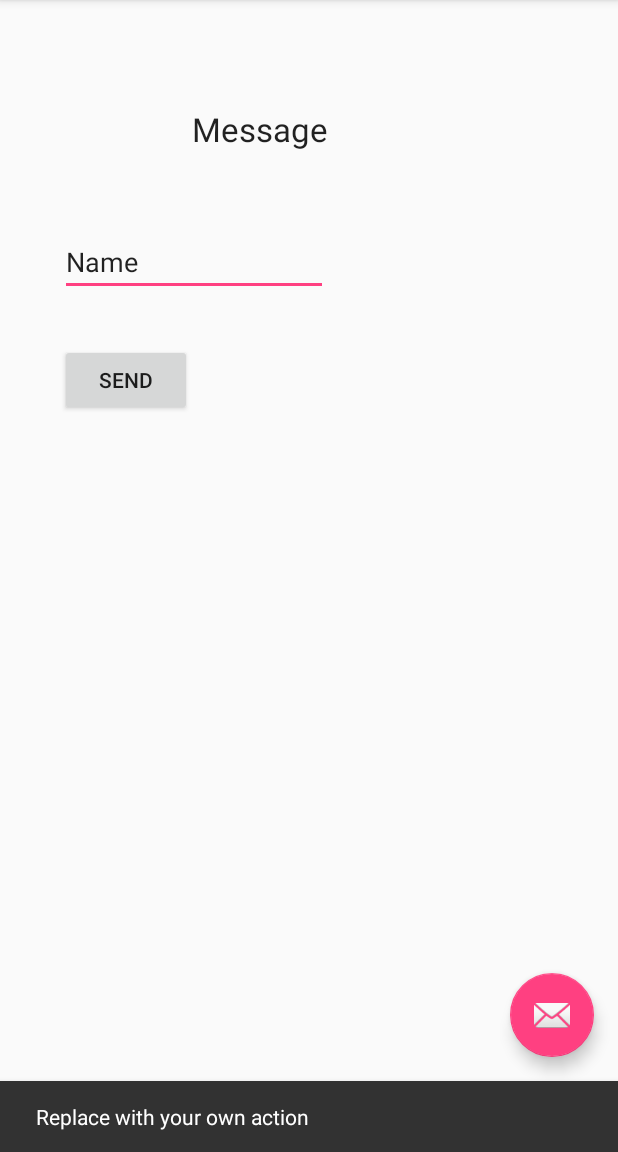
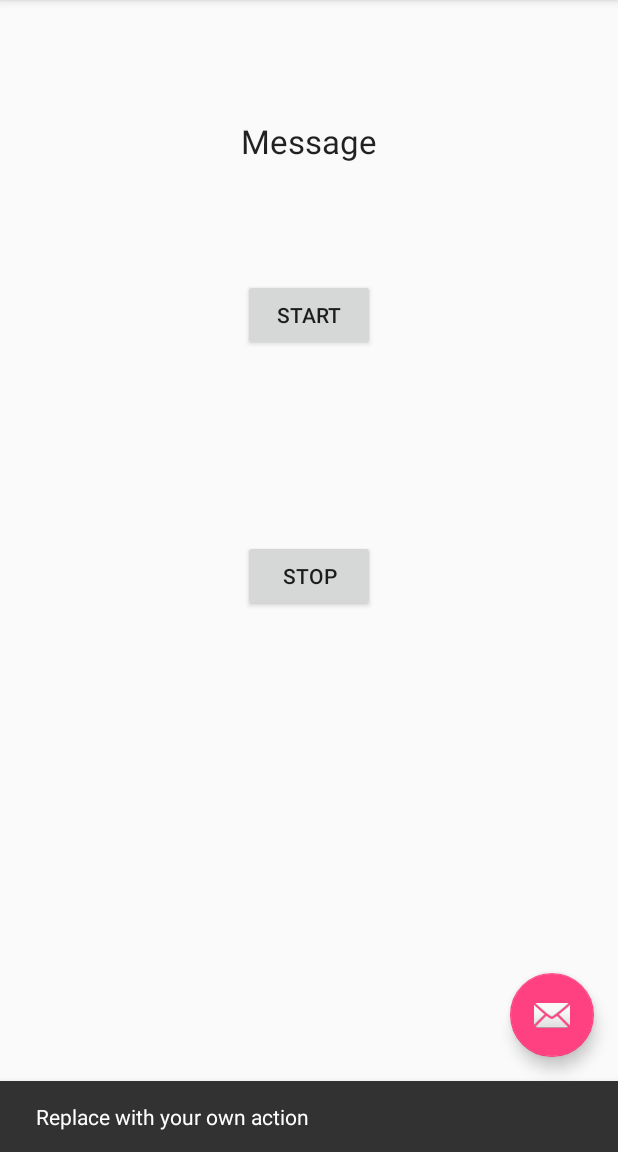
Before and after one commit to zzljosh/User2, an Android app: the screen it shows after launch (MainActivity), after a tap on an icon or button, on a phone screen of 412 x 824 dp, the part 84-1236 px from its top. Run offline under Robolectric (Android 15) with nearby library versions, the phone set to English and light mode, and no system bars; libraries missing offline, so code that uses them is left out: com.firebase.client; 3 statements that could not run were skipped.

Commit message:
Exercise finished

```diff
--- a/app/src/main/AndroidManifest.xml
+++ b/app/src/main/AndroidManifest.xml
@@ -21,6 +21,11 @@
                 <category android:name="android.intent.category.LAUNCHER" />
             </intent-filter>
         </activity>
+
+        <service
+            android:name=".DemoService"
+            android:enabled="true"
+            android:exported="true"></service>
     </application>
 
 </manifest>
--- a/app/src/main/java/com/example/zhz256/user2/MainActivity.java
+++ b/app/src/main/java/com/example/zhz256/user2/MainActivity.java
@@ -1,5 +1,6 @@
 package com.example.zhz256.user2;
 
+import android.content.Intent;
 import android.os.Bundle;
 import android.support.design.widget.FloatingActionButton;
 import android.support.design.widget.Snackbar;
@@ -19,9 +20,9 @@ import com.firebase.client.FirebaseError;
 import com.firebase.client.ValueEventListener;
 
 public class MainActivity extends AppCompatActivity {
-    Firebase mref;
+    Firebase mref1;
     TextView textView;
-    Button b1;
+
 
     @Override
     protected void onCreate(Bundle savedInstanceState) {
@@ -38,16 +39,30 @@ public class MainActivity extends AppCompatActivity {
                         .setAction("Action", null).show();
             }
         });
+
+        Intent intent = new Intent(MainActivity.this, DemoService.class);
+        startService(intent);
     }
 
+    /*
+    public void starter(View view){
+        Intent intent = new Intent(MainActivity.this, DemoService.class);
+        startService(intent);
+    }*/
+
+    public void stopper(View view){
+        Intent intent = new Intent(MainActivity.this, DemoService.class);
+        stopService(intent);
+    }
+
+
+
     protected void onStart(){
-
         super.onStart();
         textView = (TextView)findViewById(R.id.textView2);
-        b1 = (Button)findViewById(R.id.sunny_but);
 
-        mref = new Firebase("https://zhili-110.firebaseio.com/second");
-        mref.addValueEventListener(new ValueEventListener() {
+        mref1 = new Firebase("https://zhili-110.firebaseio.com/second");
+        mref1.addValueEventListener(new ValueEventListener() {
             @Override
             public void onDataChange(DataSnapshot dataSnapshot) {
                 String data = dataSnapshot.getValue(String.class);
@@ -57,20 +72,8 @@ public class MainActivity extends AppCompatActivity {
 
             @Override
             public void onCancelled(FirebaseError firebaseError) {
-
             }
         });
-        b1.setOnClickListener(new View.OnClickListener(){
-
-            @Override
-            public void onClick(View v) {
-                mref = new Firebase("https://zhili-110.firebaseio.com/first");
-                EditText editText = (EditText)findViewById(R.id.editText);
-                String edit = editText.getText().toString();
-                mref.setValue(edit);
-            }
-        });
-
     }
 
     @Override
--- a/app/src/main/res/layout/content_main.xml
+++ b/app/src/main/res/layout/content_main.xml
@@ -12,32 +12,31 @@
     tools:context="com.example.zhz256.user2.MainActivity"
     tools:showIn="@layout/activity_main">
 
-    <Button
-        android:layout_width="wrap_content"
-        android:layout_height="wrap_content"
-        android:text="Send"
-        android:id="@+id/sunny_but"
-        android:layout_alignParentStart="true"
-        android:layout_marginStart="24dp"
-        android:layout_marginTop="213dp" />
-
-    <EditText
-        android:layout_width="wrap_content"
-        android:layout_height="wrap_content"
-        android:id="@+id/editText"
-        android:layout_alignBottom="@+id/sunny_but"
-        android:layout_alignStart="@+id/sunny_but"
-        android:layout_marginBottom="80dp"
-        android:layout_toStartOf="@+id/textView2"
-        android:layout_alignEnd="@+id/textView2"
-        android:text="Name" />
-
     <TextView
         android:layout_width="wrap_content"
         android:layout_height="wrap_content"
         android:textAppearance="?android:attr/textAppearanceLarge"
         android:text="Message"
         android:id="@+id/textView2"
-        android:layout_toEndOf="@+id/sunny_but"
-        android:layout_marginTop="55dp" />
+        android:layout_marginTop="63dp"
+        android:layout_alignParentTop="true"
+        android:layout_centerHorizontal="true" />
+
+    <Button
+        android:layout_width="wrap_content"
+        android:layout_height="wrap_content"
+        android:text="start"
+        android:layout_below="@+id/textView2"
+        android:layout_centerHorizontal="true"
+        android:layout_marginTop="77dp"
+        android:id="@+id/button" />
+
+    <Button
+        android:layout_width="wrap_content"
+        android:layout_height="wrap_content"
+        android:text="stop"
+        android:id="@+id/stop"
+        android:layout_centerVertical="true"
+        android:layout_alignStart="@+id/button"
+        android:onClick="stopper" />
 </RelativeLayout>
```
Also changed, not shown: app/src/main/java/com/example/zhz256/user2/DemoService.java (added, +69 -0 lines).
